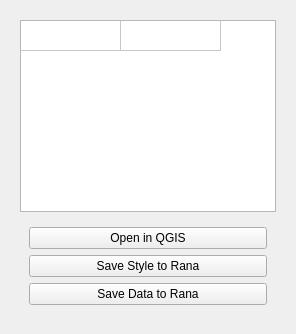
This is rana_qgis_plugin/widgets/ui/rana.ui in nens/rana-qgis-plugin as Qt 5 draws it before an edit. The edited form follows.
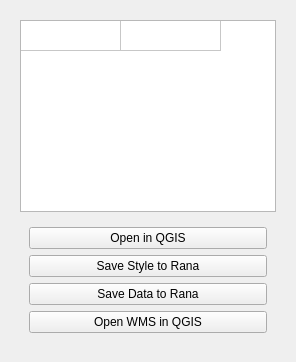
This is the edited form. The open tabs and pages were chosen to show the change.

What changed in the file:
```diff
--- a/rana_qgis_plugin/widgets/ui/rana.ui
+++ b/rana_qgis_plugin/widgets/ui/rana.ui
@@ -145,6 +145,13 @@
             </property>
            </widget>
           </item>
+          <item>
+           <widget class="QPushButton" name="btn_wms">
+            <property name="text">
+             <string>Open WMS in QGIS</string>
+            </property>
+           </widget>
+          </item>
          </layout>
         </widget>
        </item>
```
